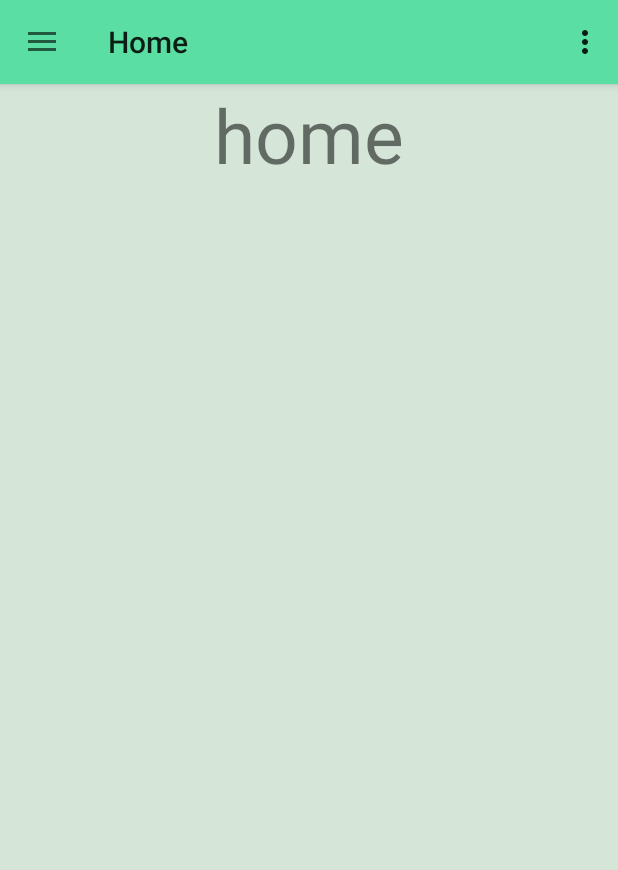
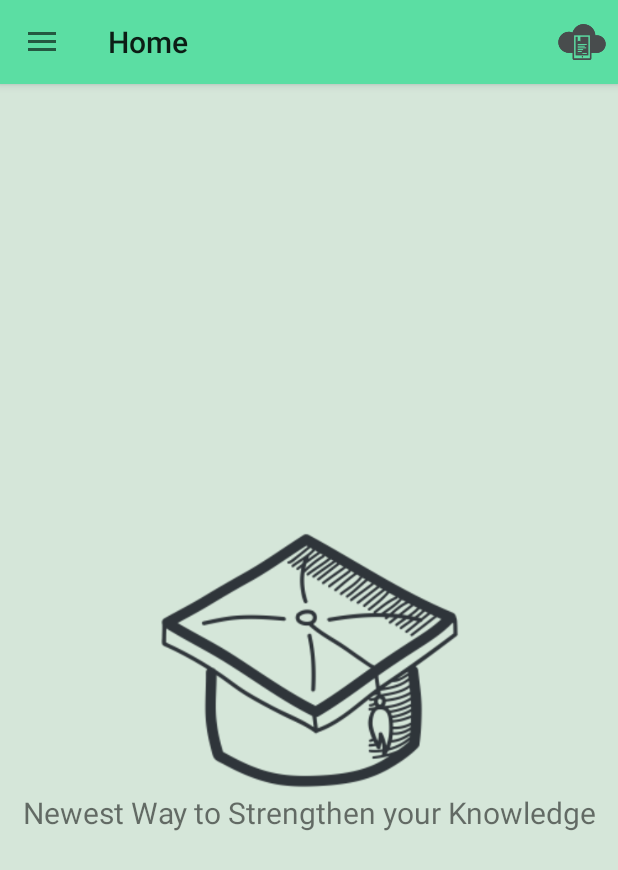
Before and after one commit to juanortiz10/Eduquer, an Android app: the screen it shows after launch (MainActivity), on a phone screen of 412 x 824 dp. Shown: the top 870 px of the screen. Run offline under Robolectric (Android 15) with nearby library versions, the phone set to English and light mode, and no system bars.

Commit message:
Bugs Fixed

```diff
--- a/app/src/main/AndroidManifest.xml
+++ b/app/src/main/AndroidManifest.xml
@@ -5,7 +5,7 @@
     <uses-permission android:name="android.permission.INTERNET"/>
     <application
         android:allowBackup="true"
-        android:icon="@mipmap/ic_launcher"
+        android:icon="@drawable/ic_launcher"
         android:label="@string/app_name"
         android:theme="@style/AppTheme">
         <activity
--- a/app/src/main/java/fragments/Home.java
+++ b/app/src/main/java/fragments/Home.java
@@ -3,6 +3,8 @@ package fragments;
 import android.os.Bundle;
 import android.support.v4.app.Fragment;
 import android.view.LayoutInflater;
+import android.view.Menu;
+import android.view.MenuInflater;
 import android.view.View;
 import android.view.ViewGroup;
 
@@ -16,7 +18,13 @@ public class Home extends Fragment{
 
     public View onCreateView(LayoutInflater inflater, ViewGroup container, Bundle savedIntanceState){
         View rootView = inflater.inflate(R.layout.home,container,false);
-
+        setHasOptionsMenu(true);
         return rootView;
     }
+
+    public void onCreateOptionsMenu(Menu menu, MenuInflater inflater){
+        menu.clear();
+        super.onCreateOptionsMenu(menu,inflater);
+        inflater.inflate(R.menu.fragment_menu,menu);
+    }
 }
--- a/app/src/main/res/layout/home.xml
+++ b/app/src/main/res/layout/home.xml
@@ -1,13 +1,30 @@
 <?xml version="1.0" encoding="utf-8"?>
-<LinearLayout xmlns:android="http://schemas.android.com/apk/res/android"
-    android:orientation="vertical" android:layout_width="match_parent"
-    android:layout_height="match_parent"
-    android:background="@color/back">
+    <RelativeLayout
+    xmlns:android="http://schemas.android.com/apk/res/android"
+    android:background="@color/back"
+        android:orientation="vertical"
+        android:layout_width="fill_parent"
+        android:layout_height="fill_parent">
+
+    <ImageView
+        android:layout_width="wrap_content"
+        android:layout_height="176dp"
+        android:id="@+id/imvHome"
+        android:src="@drawable/set"
+        android:adjustViewBounds="true"
+        android:layout_centerInParent="true"/>
+
     <TextView
         android:layout_width="fill_parent"
         android:layout_height="wrap_content"
+        android:paddingLeft="5sp"
+        android:paddingRight="5sp"
         android:id="@+id/tvMuestra4"
         android:text="@string/home"
-        android:textSize="@dimen/size"
-        android:gravity="center_horizontal"/>
-</LinearLayout>
+        android:textSize="20sp"
+        android:textIsSelectable="false"
+        android:gravity="center"
+        android:layout_below="@+id/imvHome"
+        android:layout_alignParentLeft="true"
+        android:layout_alignParentStart="true" />
+</RelativeLayout>
--- a/app/src/main/res/layout/remove.xml
+++ b/app/src/main/res/layout/remove.xml
@@ -11,6 +11,12 @@
         android:textSize="30sp"
         android:layout_marginTop="35sp"
         android:gravity="center_horizontal"/>
+    <TextView
+        android:layout_width="fill_parent"
+        android:layout_height="wrap_content"
+        android:id="@+id/noContent"
+        android:gravity="center"
+        android:layout_marginTop="10sp"/>
     <RelativeLayout
         android:layout_width="wrap_content"
         android:layout_height="wrap_content">
--- /dev/null
+++ b/app/src/main/res/menu/fragment_menu.xml
@@ -0,0 +1,9 @@
+<?xml version="1.0" encoding="utf-8"?>
+<menu xmlns:android="http://schemas.android.com/apk/res/android">
+    <item
+        android:id="@+id/action_edit"
+        android:orderInCategory="100"
+        android:icon="@drawable/homeicon"
+        android:title="@string/eduquer"
+        android:showAsAction="ifRoom|collapseActionView"/>
+</menu>
--- a/app/src/main/res/menu/menu_main.xml
+++ b/app/src/main/res/menu/menu_main.xml
@@ -5,5 +5,5 @@
     <item android:id="@+id/action_settings"
           android:title="@string/action_settings"
           android:orderInCategory="100"
-          app:showAsAction="never"/>
+          app:showAsAction="ifRoom"/>
 </menu>
--- a/app/src/main/res/values/strings.xml
+++ b/app/src/main/res/values/strings.xml
@@ -18,10 +18,12 @@
     <string name="add">ADD</string>
     <string name="looking">looking</string>
     <string name="remove">remove</string>
-    <string name="home">home</string>
+    <string name="home">Newest Way to Strengthen your Knowledge</string>
     <string name="whatlearn">¿What did you learn today?</string>
     <string name="mywords">My Words</string>
     <string name="searching">searching</string>
+    <string name="eduquer">Eduquer</string>
+    <string name="empty">Empty List, you can itype them in the Add tab</string>
 
     <string-array name="tags">
         <item>Home</item>
```
Also changed, not shown: app/src/main/java/adapter/TutorialsInfoAdapter.java (deleted, +0 -65 lines), app/src/main/java/fragments/Add.java (+19 -15 lines), app/src/main/java/fragments/Look.java (+9 -0 lines), app/src/main/java/fragments/Remove.java (+22 -5 lines), app/src/main/res/drawable-ldpi/ic_launcher.png (added), app/src/main/res/drawable-xxxhdpi/ic_launcher.png (added), app/src/main/res/drawable/batdroid.png (deleted), app/src/main/res/drawable/construct.png (deleted), app/src/main/res/drawable/eduquer.png (added), app/src/main/res/drawable/homeicon.png (added), app/src/main/res/drawable/set.png (added).
